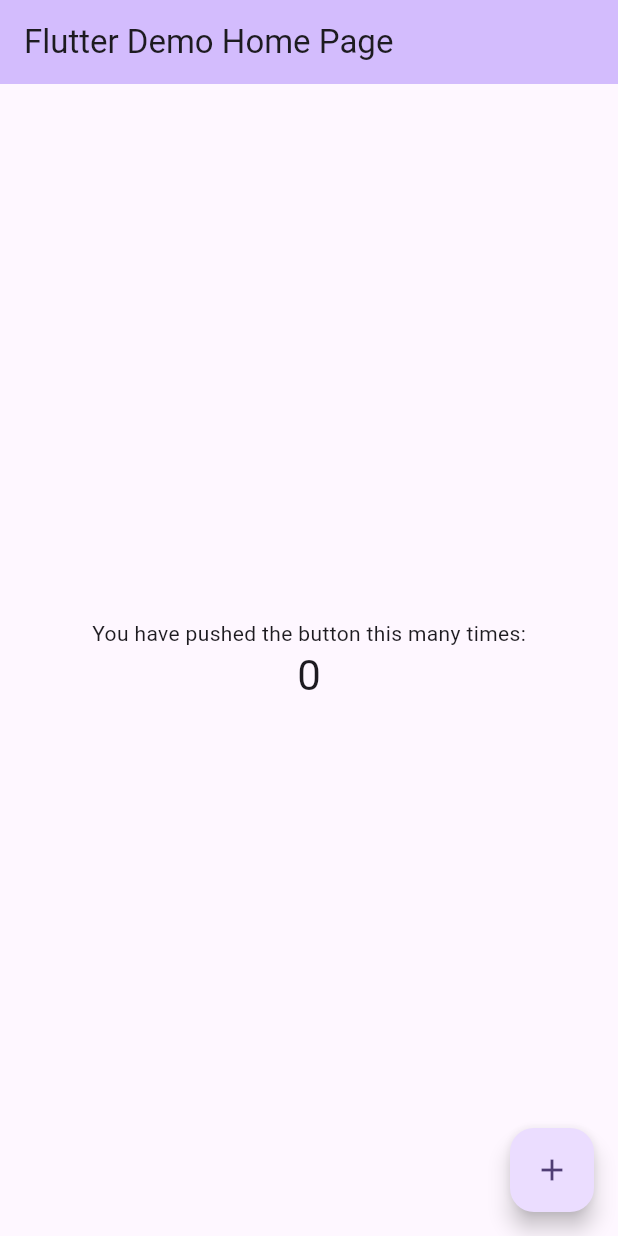
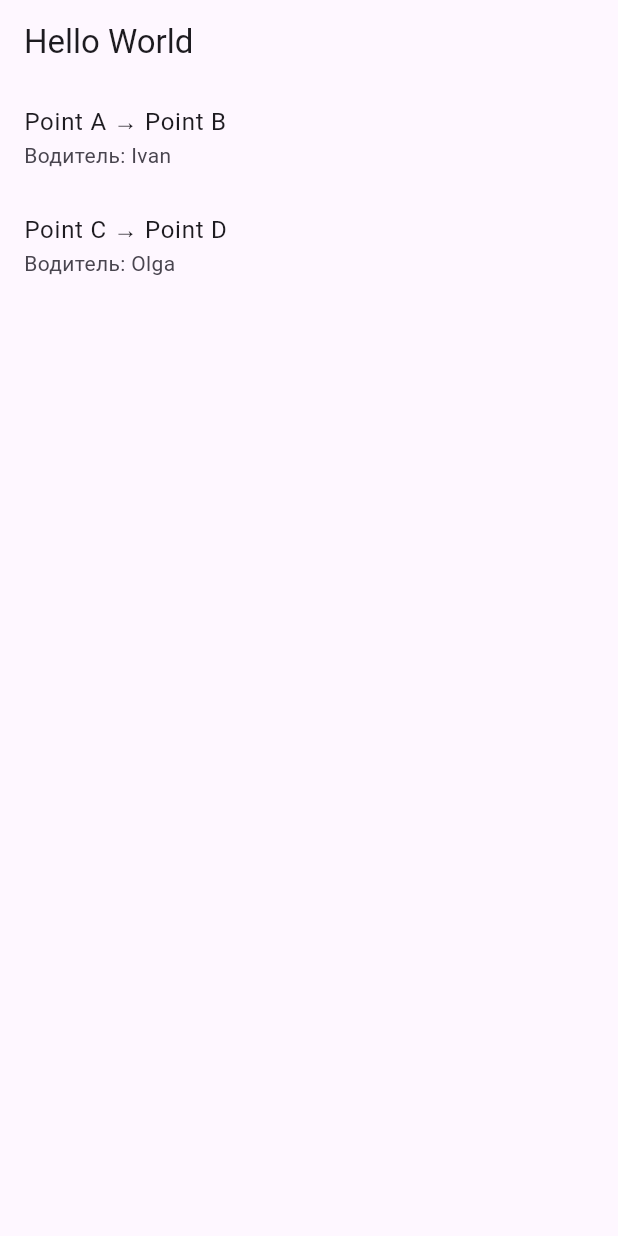
Before and after one commit to yuiryK/taxi, a Flutter app: the screen it shows after launch, on a phone screen of 412 x 824 dp. Run offline on Flutter 3.47's test engine with Material 3 defaults, Android fonts, the phone set to English and light mode, and no system bars; our stand-ins replace flutter_riverpod.

Commit message:
mocks (ride mock)

```diff
--- /dev/null
+++ b/lib/app.dart
@@ -0,0 +1,51 @@
+import 'package:flutter/material.dart';
+import 'package:flutter_riverpod/flutter_riverpod.dart';
+import 'mocks/ride_mock.dart';
+import 'domain/entities/ride.dart';
+
+final rideRepositoryProvider = Provider((ref) => RideRepositoryMock());
+
+class App extends StatelessWidget {
+  const App({super.key});
+
+  @override
+  Widget build(BuildContext context) {
+    return ProviderScope(   // Riverpod Scope
+      child: MaterialApp(
+        title: 'Taxi App',
+        debugShowCheckedModeBanner: false,
+        home: const HomeScreen(),
+      ),
+    );
+  }
+}
+
+class HomeScreen extends ConsumerWidget {
+  const HomeScreen({super.key});
+
+  @override
+  Widget build(BuildContext context, WidgetRef ref) {
+    final rideRepo = ref.watch(rideRepositoryProvider);
+
+    return Scaffold(
+      appBar: AppBar(title: const Text('Hello World')),
+      body: FutureBuilder<List<Ride>>(
+        future: rideRepo.getAvailableRides(),
+        builder: (context, snapshot) {
+          if (!snapshot.hasData) return const Center(child: CircularProgressIndicator());
+          final rides = snapshot.data!;
+          return ListView.builder(
+            itemCount: rides.length,
+            itemBuilder: (context, index) {
+              final ride = rides[index];
+              return ListTile(
+                title: Text('${ride.start} → ${ride.end}'),
+                subtitle: Text('Водитель: ${ride.driverName}'),
+              );
+            },
+          );
+        },
+      ),
+    );
+  }
+}
--- /dev/null
+++ b/lib/domain/entities/ride.dart
@@ -0,0 +1,13 @@
+class Ride {
+  final String id;
+  final String start;
+  final String end;
+  final String driverName;
+
+  Ride({
+    required this.id,
+    required this.start,
+    required this.end,
+    required this.driverName,
+  });
+}
--- a/lib/main.dart
+++ b/lib/main.dart
@@ -1,122 +1,6 @@
 import 'package:flutter/material.dart';
+import 'app.dart';
 
 void main() {
-  runApp(const MyApp());
+  runApp(const App());
 }
-
-class MyApp extends StatelessWidget {
-  const MyApp({super.key});
-
-  // This widget is the root of your application.
-  @override
-  Widget build(BuildContext context) {
-    return MaterialApp(
-      title: 'Flutter Demo',
-      theme: ThemeData(
-        // This is the theme of your application.
-        //
-        // TRY THIS: Try running your application with "flutter run". You'll see
-        // the application has a purple toolbar. Then, without quitting the app,
-        // try changing the seedColor in the colorScheme below to Colors.green
-        // and then invoke "hot reload" (save your changes or press the "hot
-        // reload" button in a Flutter-supported IDE, or press "r" if you used
-        // the command line to start the app).
-        //
-        // Notice that the counter didn't reset back to zero; the application
-        // state is not lost during the reload. To reset the state, use hot
-        // restart instead.
-        //
-        // This works for code too, not just values: Most code changes can be
-        // tested with just a hot reload.
-        colorScheme: .fromSeed(seedColor: Colors.deepPurple),
-      ),
-      home: const MyHomePage(title: 'Flutter Demo Home Page'),
-    );
-  }
-}
-
-class MyHomePage extends StatefulWidget {
-  const MyHomePage({super.key, required this.title});
-
-  // This widget is the home page of your application. It is stateful, meaning
-  // that it has a State object (defined below) that contains fields that affect
-  // how it looks.
-
-  // This class is the configuration for the state. It holds the values (in this
-  // case the title) provided by the parent (in this case the App widget) and
-  // used by the build method of the State. Fields in a Widget subclass are
-  // always marked "final".
-
-  final String title;
-
-  @override
-  State<MyHomePage> createState() => _MyHomePageState();
-}
-
-class _MyHomePageState extends State<MyHomePage> {
-  int _counter = 0;
-
-  void _incrementCounter() {
-    setState(() {
-      // This call to setState tells the Flutter framework that something has
-      // changed in this State, which causes it to rerun the build method below
-      // so that the display can reflect the updated values. If we changed
-      // _counter without calling setState(), then the build method would not be
-      // called again, and so nothing would appear to happen.
-      _counter++;
-    });
-  }
-
-  @override
-  Widget build(BuildContext context) {
-    // This method is rerun every time setState is called, for instance as done
-    // by the _incrementCounter method above.
-    //
-    // The Flutter framework has been optimized to make rerunning build methods
-    // fast, so that you can just rebuild anything that needs updating rather
-    // than having to individually change instances of widgets.
-    return Scaffold(
-      appBar: AppBar(
-        // TRY THIS: Try changing the color here to a specific color (to
-        // Colors.amber, perhaps?) and trigger a hot reload to see the AppBar
-        // change color while the other colors stay the same.
-        backgroundColor: Theme.of(context).colorScheme.inversePrimary,
-        // Here we take the value from the MyHomePage object that was created by
-        // the App.build method, and use it to set our appbar title.
-        title: Text(widget.title),
-      ),
-      body: Center(
-        // Center is a layout widget. It takes a single child and positions it
-        // in the middle of the parent.
-        child: Column(
-          // Column is also a layout widget. It takes a list of children and
-          // arranges them vertically. By default, it sizes itself to fit its
-          // children horizontally, and tries to be as tall as its parent.
-          //
-          // Column has various properties to control how it sizes itself and
-          // how it positions its children. Here we use mainAxisAlignment to
-          // center the children vertically; the main axis here is the vertical
-          // axis because Columns are vertical (the cross axis would be
-          // horizontal).
-          //
-          // TRY THIS: Invoke "debug painting" (choose the "Toggle Debug Paint"
-          // action in the IDE, or press "p" in the console), to see the
-          // wireframe for each widget.
-          mainAxisAlignment: .center,
-          children: [
-            const Text('You have pushed the button this many times:'),
-            Text(
-              '$_counter',
-              style: Theme.of(context).textTheme.headlineMedium,
-            ),
-          ],
-        ),
-      ),// This trailing comma makes auto-formatting nicer for build methods.
-      floatingActionButton: FloatingActionButton(
-        onPressed: _incrementCounter,
-        tooltip: 'Increment',
-        child: const Icon(Icons.add),
-      ),
-    );
-  }
-}
--- /dev/null
+++ b/lib/mocks/ride_mock.dart
@@ -0,0 +1,13 @@
+import '../domain/entities/ride.dart';
+
+class RideRepositoryMock {
+  final List<Ride> _rides = [
+    Ride(id: '1', start: 'Point A', end: 'Point B', driverName: 'Ivan'),
+    Ride(id: '2', start: 'Point C', end: 'Point D', driverName: 'Olga'),
+  ];
+
+  Future<List<Ride>> getAvailableRides() async {
+    await Future.delayed(const Duration(milliseconds: 300));
+    return _rides;
+  }
+}
--- a/pubspec.yaml
+++ b/pubspec.yaml
@@ -34,6 +34,7 @@ dependencies:
   # The following adds the Cupertino Icons font to your application.
   # Use with the CupertinoIcons class for iOS style icons.
   cupertino_icons: ^1.0.8
+  flutter_riverpod: ^2.3.0
 
 dev_dependencies:
   flutter_test:
```
Also changed, not shown: pubspec.lock.
